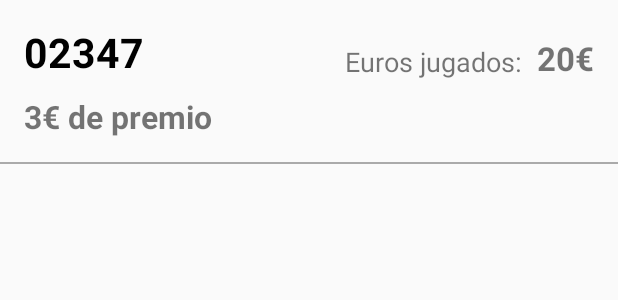
After one commit to JoseAngelManeiro/Lottery, an Android app: the layout item_number.xml on its own in the app's theme, with its tools: preview values and no code run, on a phone screen of 412 x 824 dp. The commit adds this screen. Shown: the top 300 px of the screen. Run offline under Robolectric (Android 15) with nearby library versions, the phone set to English and light mode, and no system bars.

Commit message:
Design numbers list

```diff
--- a/app/src/main/res/layout/activity_main.xml
+++ b/app/src/main/res/layout/activity_main.xml
@@ -14,12 +14,6 @@
       android:visibility="gone"
       android:scrollbars="vertical"
       app:layoutManager="androidx.recyclerview.widget.LinearLayoutManager" />
-
-  <TextView
-      android:id="@+id/numbers_text_view"
-      android:layout_width="match_parent"
-      android:layout_height="match_parent"
-      tools:text="Hello"/>
 
   <ProgressBar
       android:id="@+id/progress_bar"
--- /dev/null
+++ b/app/src/main/res/layout/item_number.xml
@@ -0,0 +1,73 @@
+<?xml version="1.0" encoding="utf-8"?>
+<LinearLayout
+    xmlns:android="http://schemas.android.com/apk/res/android"
+    xmlns:app="http://schemas.android.com/apk/res-auto"
+    xmlns:tools="http://schemas.android.com/tools"
+    android:layout_width="match_parent"
+    android:layout_height="wrap_content"
+    android:orientation="vertical"
+    tools:context=".view.NumbersAdapter">
+
+  <androidx.constraintlayout.widget.ConstraintLayout
+      android:layout_width="match_parent"
+      android:layout_height="wrap_content"
+      android:padding="16dp"
+      android:background="?attr/selectableItemBackground">
+
+    <TextView
+        android:id="@+id/number_text_view"
+        android:layout_width="0dp"
+        android:layout_height="wrap_content"
+        android:textStyle="bold"
+        android:textSize="27sp"
+        android:textColor="@android:color/black"
+        app:layout_constraintStart_toStartOf="parent"
+        app:layout_constraintTop_toTopOf="parent"
+        app:layout_constraintEnd_toStartOf="@id/euros_bet_label_text_view"
+        tools:text="02347"/>
+
+    <TextView
+        android:id="@+id/euros_bet_label_text_view"
+        android:layout_width="wrap_content"
+        android:layout_height="wrap_content"
+        android:textSize="18sp"
+        android:layout_marginEnd="10dp"
+        app:layout_constraintEnd_toStartOf="@id/euros_bet_text_view"
+        app:layout_constraintBottom_toBottomOf="@id/number_text_view"
+        android:text="Euros jugados:"/>
+
+    <TextView
+        android:id="@+id/euros_bet_text_view"
+        android:layout_width="wrap_content"
+        android:layout_height="wrap_content"
+        android:textSize="22sp"
+        android:textStyle="bold"
+        app:layout_constraintEnd_toEndOf="parent"
+        app:layout_constraintBottom_toBottomOf="@id/euros_bet_label_text_view"
+        tools:text="20€"/>
+
+    <TextView
+        android:id="@+id/prize_text_view"
+        android:layout_width="wrap_content"
+        android:layout_height="wrap_content"
+        android:textSize="21sp"
+        android:layout_marginTop="10dp"
+        android:textStyle="bold"
+        app:layout_constraintStart_toStartOf="parent"
+        app:layout_constraintTop_toBottomOf="@id/number_text_view"
+        tools:text="3€ de premio"/>
+
+  </androidx.constraintlayout.widget.ConstraintLayout>
+
+  <View
+      android:id="@+id/divider_view"
+      android:layout_width="match_parent"
+      android:layout_height="1dp"
+      android:background="@android:color/darker_gray"/>
+
+  <View
+      android:id="@+id/padding_bottom_view"
+      android:layout_width="match_parent"
+      android:layout_height="75dp"/>
+
+</LinearLayout>
--- a/app/src/main/res/values/colors.xml
+++ b/app/src/main/res/values/colors.xml
@@ -1,6 +1,8 @@
 <?xml version="1.0" encoding="utf-8"?>
 <resources>
-      <color name="colorPrimary">#d32f2f</color>
-      <color name="colorPrimaryDark">#9a0007</color>
-      <color name="colorAccent">#ff6659</color>
+    <color name="colorPrimary">#d32f2f</color>
+    <color name="colorPrimaryDark">#9a0007</color>
+    <color name="colorAccent">#ff6659</color>
+    <color name="green">#2e7d32</color>
+    <color name="grey">#78909c</color>
   </resources>
```
Also changed, not shown: app/src/main/java/com/joseangelmaneiro/lottery/view/MainActivity.kt (+22 -7 lines), app/src/main/java/com/joseangelmaneiro/lottery/view/NumbersAdapter.kt (added, +55 -0 lines).
